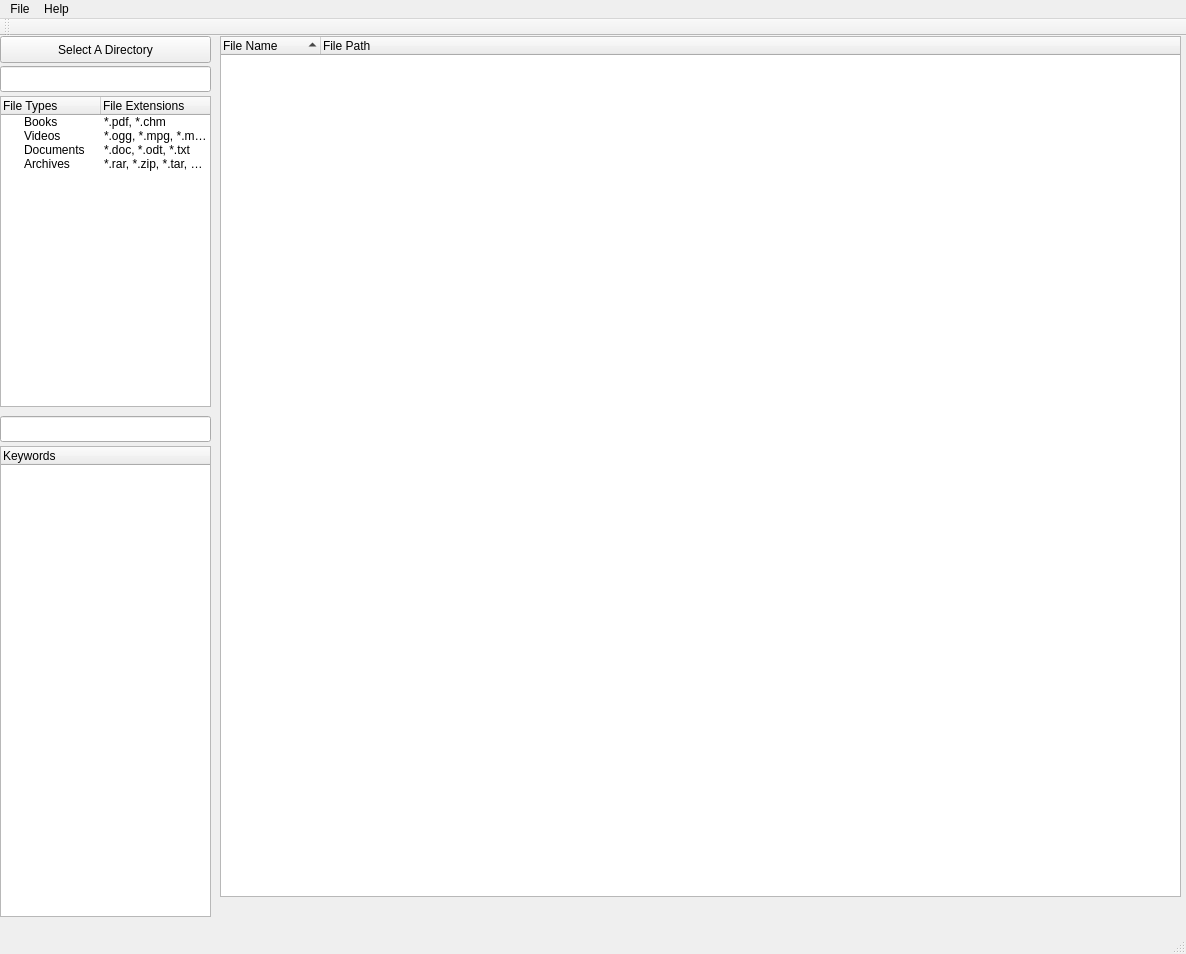
Qt form organizer.ui (mengu/DesktopOrganizer) before a commit.
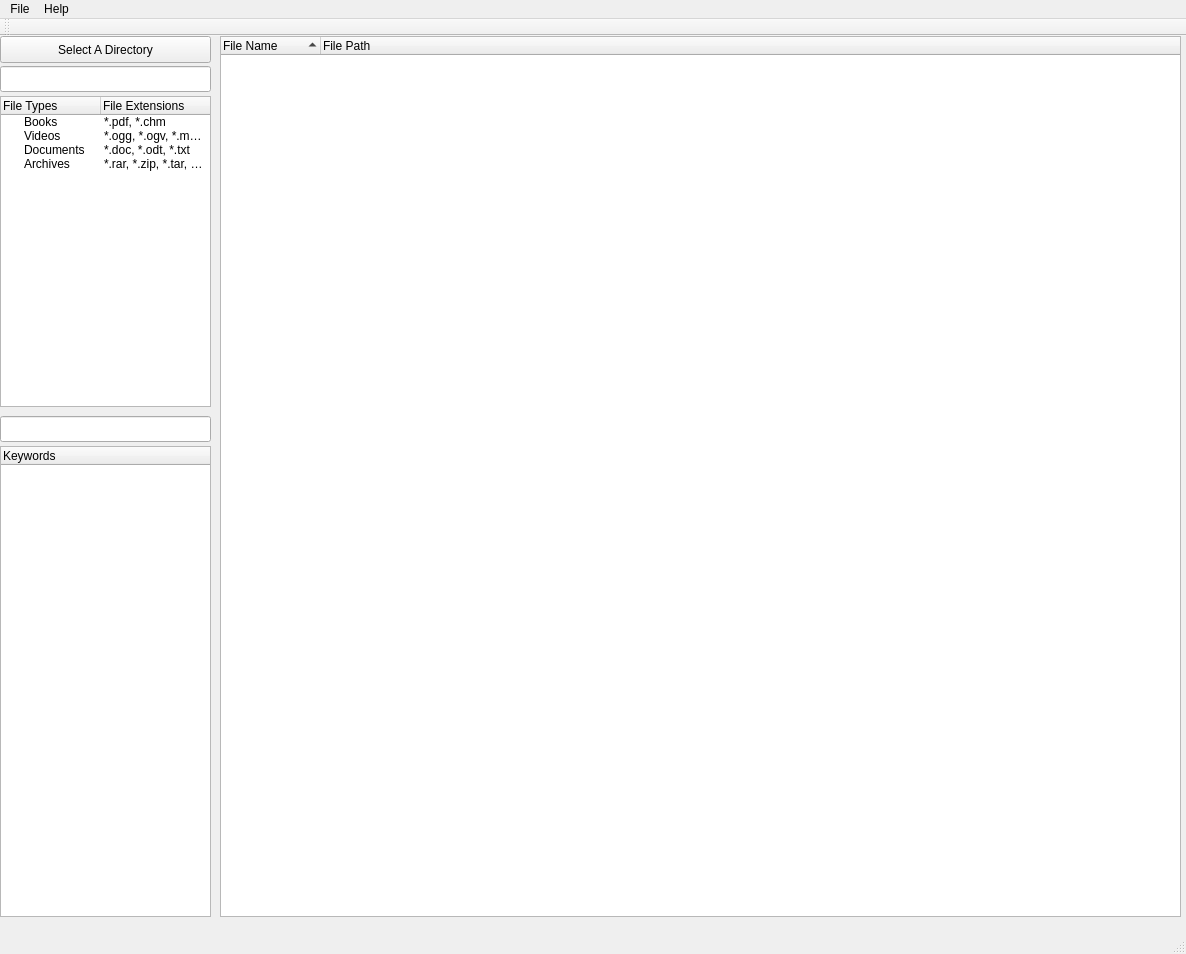
The same form after that commit.

Diff of the .ui file:
```diff
--- a/organizer.ui
+++ b/organizer.ui
@@ -46,7 +46,7 @@
       <string>Videos</string>
      </property>
      <property name="text">
-      <string>*.ogg, *.mpg, *.mp4, *.mov, *.avi</string>
+      <string>*.ogg, *.ogv, *.mpg, *.mp4, *.mov, *.avi</string>
      </property>
     </item>
     <item>
@@ -113,12 +113,18 @@
       <x>220</x>
       <y>0</y>
       <width>961</width>
-      <height>861</height>
+      <height>881</height>
      </rect>
     </property>
     <property name="contextMenuPolicy">
      <enum>Qt::CustomContextMenu</enum>
     </property>
+    <property name="selectionMode">
+     <enum>QAbstractItemView::MultiSelection</enum>
+    </property>
+    <property name="sortingEnabled">
+     <bool>true</bool>
+    </property>
     <attribute name="headerShowSortIndicator" stdset="0">
      <bool>true</bool>
     </attribute>
```
Left out of the diff: 20 changed lines with no effect on the pictures.
